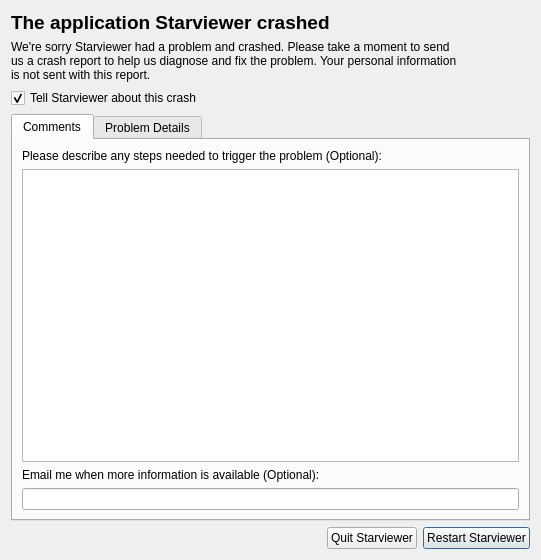
Before: the Qt Designer form starviewer/src/crashreporter/qcrashreporterbase.ui in starviewer-medical/starviewer, drawn with Qt 5.
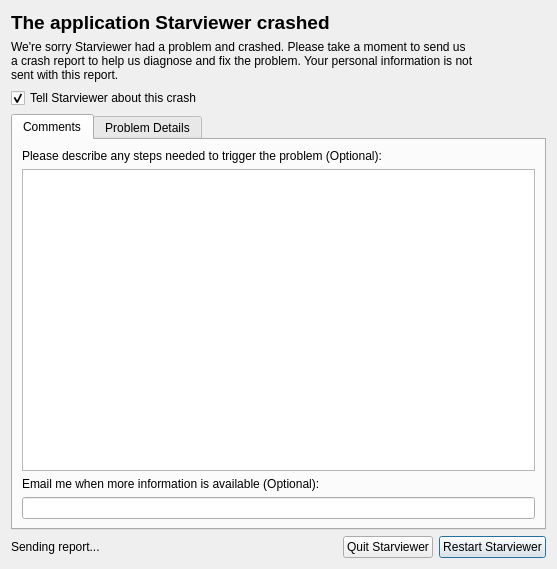
After: the same form once the commit is applied. Icons and pictures are not drawn.

Commit message: ENH: S'afegeix el sender que s'encarregarà d'enviar els reports que generi el Crash Reporter al servidor Socorro. També s'ha incorporat alguna funcionalitat a la interfície gràfica. Perquè compili en Linux és necessari instal·lar les libcurl-devel.

```diff
--- a/starviewer/src/crashreporter/qcrashreporterbase.ui
+++ b/starviewer/src/crashreporter/qcrashreporterbase.ui
@@ -5,15 +5,15 @@
    <rect>
     <x>0</x>
     <y>0</y>
-    <width>541</width>
-    <height>560</height>
+    <width>557</width>
+    <height>569</height>
    </rect>
   </property>
   <property name="windowTitle" >
    <string>Starviewer Crash Reporter</string>
   </property>
   <layout class="QGridLayout" >
-   <item row="0" column="0" >
+   <item row="0" column="0" colspan="5" >
     <widget class="QLabel" name="m_titleLabel" >
      <property name="font" >
       <font>
@@ -27,7 +27,7 @@
      </property>
     </widget>
    </item>
-   <item rowspan="2" row="0" column="1" >
+   <item rowspan="2" row="0" column="5" >
     <widget class="QLabel" name="logoLabel" >
      <property name="sizePolicy" >
       <sizepolicy vsizetype="Fixed" hsizetype="Fixed" >
@@ -58,7 +58,7 @@
      </property>
     </widget>
    </item>
-   <item row="1" column="0" >
+   <item row="1" column="0" colspan="5" >
     <widget class="QLabel" name="m_informationLabel" >
      <property name="frameShape" >
       <enum>QFrame::NoFrame</enum>
@@ -83,7 +83,7 @@
      </property>
     </widget>
    </item>
-   <item row="2" column="0" >
+   <item row="2" column="0" colspan="5" >
     <widget class="QCheckBox" name="m_sendReportCheckBox" >
      <property name="text" >
       <string>Tell Starviewer about this crash</string>
@@ -93,7 +93,7 @@
      </property>
     </widget>
    </item>
-   <item row="3" column="0" colspan="2" >
+   <item row="3" column="0" colspan="6" >
     <widget class="QTabWidget" name="m_commentsAndProblemDetailsTabWidget" >
      <property name="currentIndex" >
       <number>0</number>
@@ -137,29 +137,41 @@
      </widget>
     </widget>
    </item>
-   <item row="4" column="0" colspan="2" >
-    <layout class="QHBoxLayout" >
-     <item>
+   <item row="4" column="0" >
+    <widget class="QLabel" name="m_sendReportLabel" >
+     <property name="text" >
+      <string>Sending report...</string>
+     </property>
+    </widget>
+   </item>
+   <item row="4" column="1" >
+    <widget class="QLabel" name="m_sendReportAnimation" >
+     <property name="text" >
+      <string> </string>
+     </property>
+    </widget>
+   </item>
+   <item row="4" column="2" >
       <spacer>
        <property name="orientation" >
         <enum>Qt::Horizontal</enum>
        </property>
        <property name="sizeHint" >
         <size>
-         <width>41</width>
+       <width>20</width>
          <height>20</height>
         </size>
        </property>
       </spacer>
      </item>
-     <item>
+   <item row="4" column="3" >
       <widget class="QPushButton" name="m_quitPushButton" >
        <property name="text" >
         <string>Quit Starviewer</string>
        </property>
       </widget>
      </item>
-     <item>
+   <item row="4" column="4" colspan="2" >
       <widget class="QPushButton" name="m_restartPushButton" >
        <property name="text" >
         <string>Restart Starviewer</string>
@@ -170,8 +182,6 @@
       </widget>
      </item>
     </layout>
-   </item>
-  </layout>
  </widget>
  <resources>
   <include location="../main/main.qrc" />
```
Left out of the diff: 1 changed line with no effect on the pictures. Lines whose indentation alone changed are shown as unchanged. The commit also changes 14 other files.
